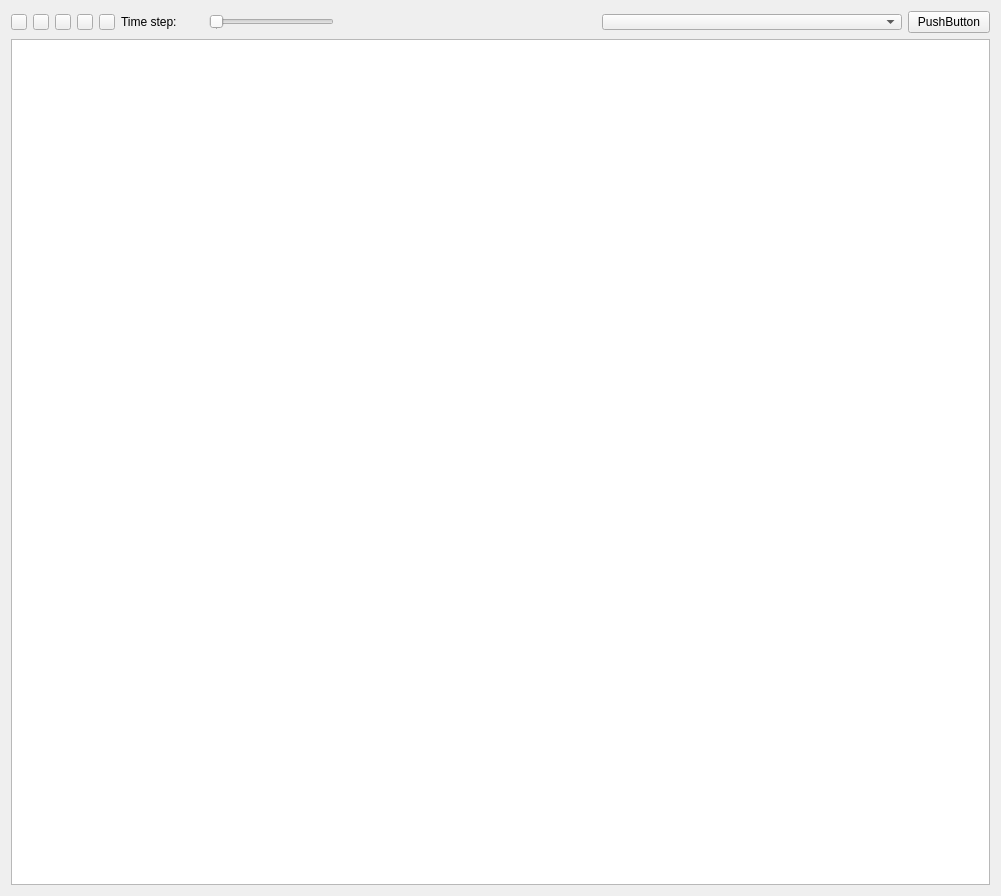
The window that src/Resources/PQSelectionPanel.ui (F2I-Consulting/fespp) describes before a commit, drawn with Qt 5.
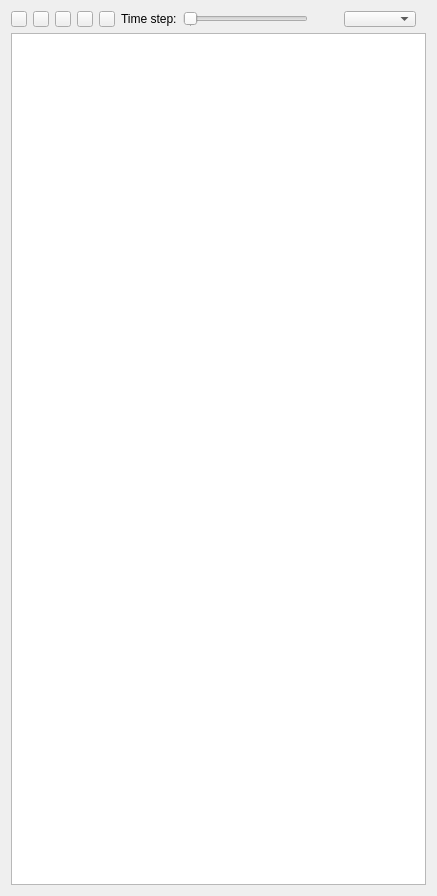
The same window after the commit.

```diff
--- a/src/Resources/PQSelectionPanel.ui
+++ b/src/Resources/PQSelectionPanel.ui
@@ -6,7 +6,7 @@
    <rect>
     <x>0</x>
     <y>0</y>
-    <width>1001</width>
+    <width>437</width>
     <height>896</height>
    </rect>
   </property>
@@ -187,12 +187,6 @@
    </item>
    <item row="1" column="10">
     <widget class="QComboBox" name="time_series">
-     <property name="minimumSize">
-      <size>
-       <width>300</width>
-       <height>16</height>
-      </size>
-     </property>
      <property name="maximumSize">
       <size>
        <width>300</width>
@@ -201,13 +195,6 @@
      </property>
     </widget>
    </item>
-   <item row="1" column="11">
-    <widget class="QPushButton" name="button_test_perf">
-     <property name="text">
-      <string>PushButton</string>
-     </property>
-    </widget>
-   </item>
   </layout>
  </widget>
  <resources>
```
